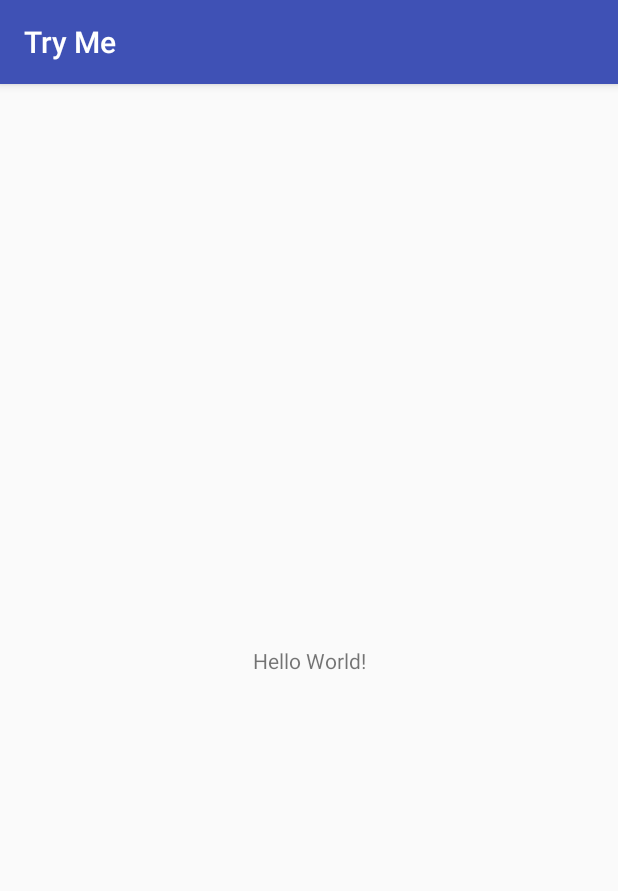
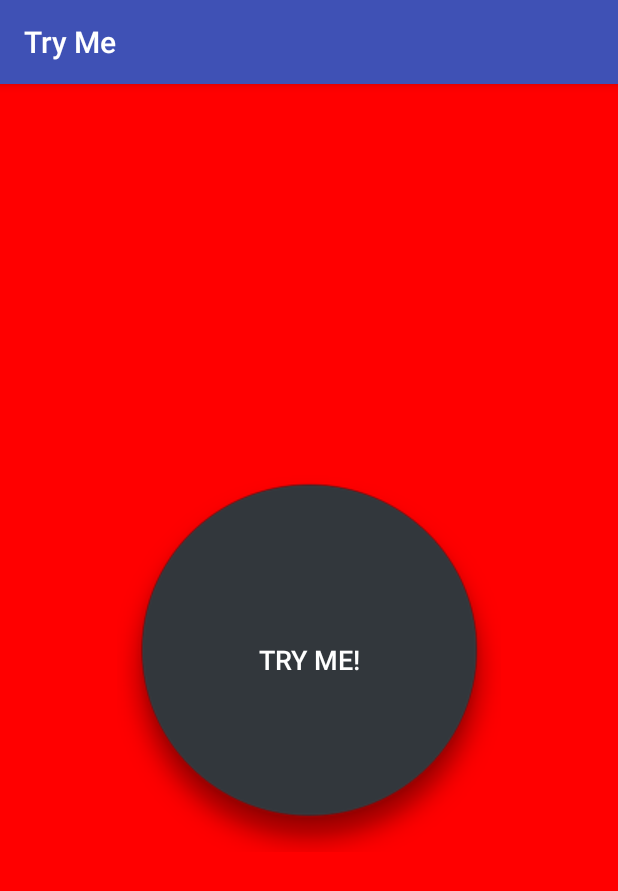
Before and after one commit to leogsouza/build-21-android-apps, an Android app: the screen it shows after launch (MainActivity), on a phone screen of 412 x 824 dp. Shown: the top 891 px of the screen. Run offline under Robolectric (Android 15) with nearby library versions, the phone set to English and light mode, and no system bars.

Commit message:
App TryMe: Add functionality to change Background Color

```diff
--- a/TryMe/app/src/main/java/br/com/leogsouza/tryme/MainActivity.java
+++ b/TryMe/app/src/main/java/br/com/leogsouza/tryme/MainActivity.java
@@ -1,13 +1,41 @@
 package br.com.leogsouza.tryme;
 
+import android.graphics.Color;
 import android.support.v7.app.AppCompatActivity;
 import android.os.Bundle;
+import android.util.Log;
+import android.view.View;
+import android.widget.Button;
+
+import java.util.Random;
 
 public class MainActivity extends AppCompatActivity {
+
+    private View windowView;
+    private Button btnTryMe;
+    private int[] colors;
 
     @Override
     protected void onCreate(Bundle savedInstanceState) {
         super.onCreate(savedInstanceState);
         setContentView(R.layout.activity_main);
+
+        colors = new int[]{Color.CYAN, Color.GREEN, Color.RED, Color.BLUE, Color.BLACK, Color.DKGRAY,
+                        Color.LTGRAY, Color.MAGENTA, Color.YELLOW};
+
+        windowView = findViewById(R.id.windowViewId);
+
+        windowView.setBackgroundColor(colors[2]);
+
+        btnTryMe = findViewById(R.id.btnTryMe);
+        btnTryMe.setOnClickListener(new View.OnClickListener() {
+            @Override
+            public void onClick(View view) {
+                int colorArrayLength = colors.length;
+                Random random = new Random();
+                int randomNum = random.nextInt(colorArrayLength);
+                windowView.setBackgroundColor(colors[randomNum]);
+            }
+        });
     }
 }
--- a/TryMe/app/src/main/res/layout/activity_main.xml
+++ b/TryMe/app/src/main/res/layout/activity_main.xml
@@ -4,15 +4,23 @@
     xmlns:tools="http://schemas.android.com/tools"
     android:layout_width="match_parent"
     android:layout_height="match_parent"
+    android:id="@+id/windowViewId"
     tools:context="br.com.leogsouza.tryme.MainActivity">
 
-    <TextView
+    <Button
+        android:id="@+id/btnTryMe"
         android:layout_width="wrap_content"
         android:layout_height="wrap_content"
-        android:text="Hello World!"
+        android:layout_marginBottom="232dp"
+        android:layout_marginEnd="148dp"
+        android:layout_marginStart="148dp"
+        android:layout_marginTop="231dp"
+        android:background="@drawable/round_b"
+        android:text="@string/try_me"
+        android:textColor="@android:color/background_light"
+        android:textSize="18sp"
         app:layout_constraintBottom_toBottomOf="parent"
-        app:layout_constraintLeft_toLeftOf="parent"
-        app:layout_constraintRight_toRightOf="parent"
+        app:layout_constraintEnd_toEndOf="parent"
+        app:layout_constraintStart_toStartOf="parent"
         app:layout_constraintTop_toTopOf="parent" />
-
 </android.support.constraint.ConstraintLayout>
--- a/TryMe/app/src/main/res/values/strings.xml
+++ b/TryMe/app/src/main/res/values/strings.xml
@@ -1,3 +1,4 @@
 <resources>
     <string name="app_name">Try Me</string>
+    <string name="try_me">Try Me!</string>
 </resources>
```
Also changed, not shown: TryMe/app/src/main/res/drawable/round_b.png (added).
